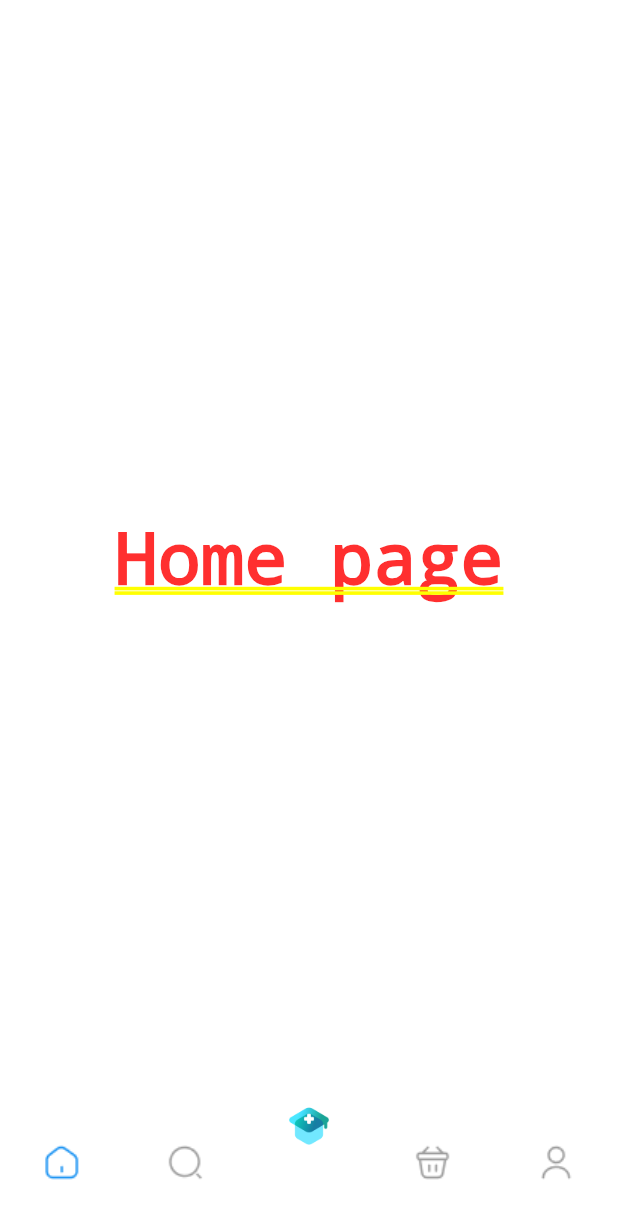
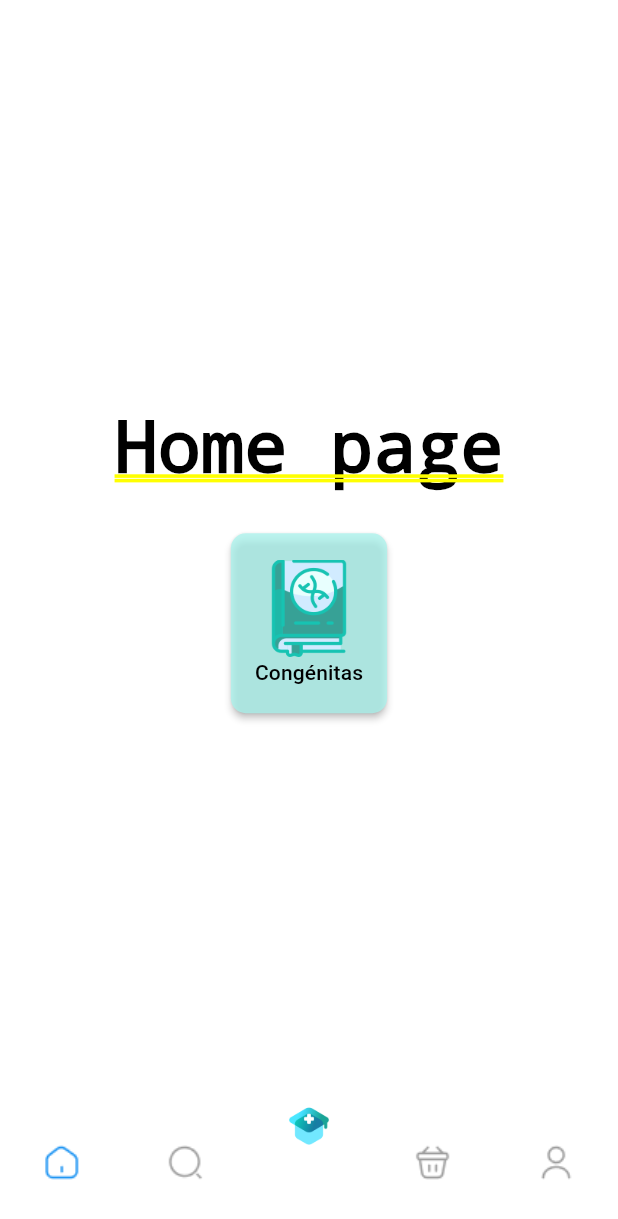
Before and after one commit to Chachitos/pocket-pedia, a Flutter app: the LoginPage screen opened directly, after a tap on "Sign in", on a phone screen of 412 x 824 dp. Shown: the top 1219 px of the screen. Run offline on Flutter 3.47's test engine with Material 3 defaults, Android fonts, the phone set to English and light mode, and no system bars; drawn by our look-alikes of persistent_bottom_nav_bar; our stand-ins replace google_fonts.

Commit message:
created homepage category base button

```diff
--- a/lib/pages/main/home_page.dart
+++ b/lib/pages/main/home_page.dart
@@ -1,4 +1,6 @@
 import 'package:flutter/material.dart';
+import 'package:pocketpedia/styles/app_colors.dart';
+import 'package:pocketpedia/widgets/material/homepage/categories.dart';
 
 class HomePage extends StatelessWidget {
   const HomePage({super.key});
@@ -6,7 +8,19 @@ class HomePage extends StatelessWidget {
   @override
   Widget build(BuildContext context) {
     return Center(
-      child: Text("Home page"),
+      child: Column(
+        mainAxisAlignment: MainAxisAlignment.center,
+        children: [
+          Text(
+            "Home page",
+            style: TextStyle(color: Colors.black),
+          ),
+          SizedBox(
+            height: 30,
+          ),
+          CategoryButton(),
+        ],
+      ),
     );
   }
 }
--- a/lib/styles/app_colors.dart
+++ b/lib/styles/app_colors.dart
@@ -1,12 +1,10 @@
-
 import 'package:flutter/material.dart';
 
 class AppColors {
-
   static Color oceanBlue = Color.fromARGB(255, 35, 124, 157);
   static Color teal = Color.fromARGB(255, 25, 195, 178);
+  static Color transparentTeal = Color.fromRGBO(167, 243, 236, 0.741);
   static Color yellow = Color.fromARGB(255, 255, 203, 119);
   static Color white = Color.fromARGB(255, 254, 249, 239);
   static Color red = Color.fromARGB(255, 254, 109, 115);
-
 }
--- /dev/null
+++ b/lib/widgets/material/homepage/categories.dart
@@ -0,0 +1,35 @@
+import 'package:flutter/material.dart';
+import 'package:pocketpedia/styles/app_colors.dart';
+
+class CategoryButton extends StatefulWidget {
+  const CategoryButton({super.key});
+
+  @override
+  State<CategoryButton> createState() => _CategoryButtonState();
+}
+
+class _CategoryButtonState extends State<CategoryButton> {
+  @override
+  Widget build(BuildContext context) {
+    return MaterialButton(
+        highlightElevation: 5,
+        shape: RoundedRectangleBorder(borderRadius: BorderRadius.circular(10)),
+        color: AppColors.transparentTeal,
+        minWidth: 50,
+        height: 120,
+        onPressed: () {},
+        child: Column(
+          mainAxisAlignment: MainAxisAlignment.spaceEvenly,
+          children: [
+            Image.asset(
+              'assets/vectors/secciones/biology.png',
+              height: 65,
+            ),
+            Text(
+              'Congénitas',
+              style: TextStyle(color: Colors.black),
+            )
+          ],
+        ));
+  }
+}
```
Also changed, not shown: 1 other file.
